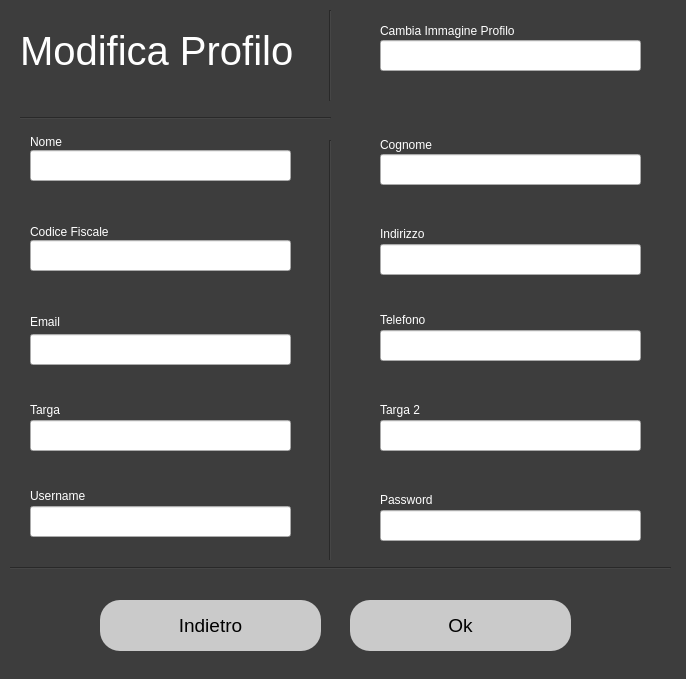
First picture: the form in Utente/Profilo/ModificaProfilo/ModificaProfilo2.ui, repository riccardomalpiedi/parcheggio, before the edit.
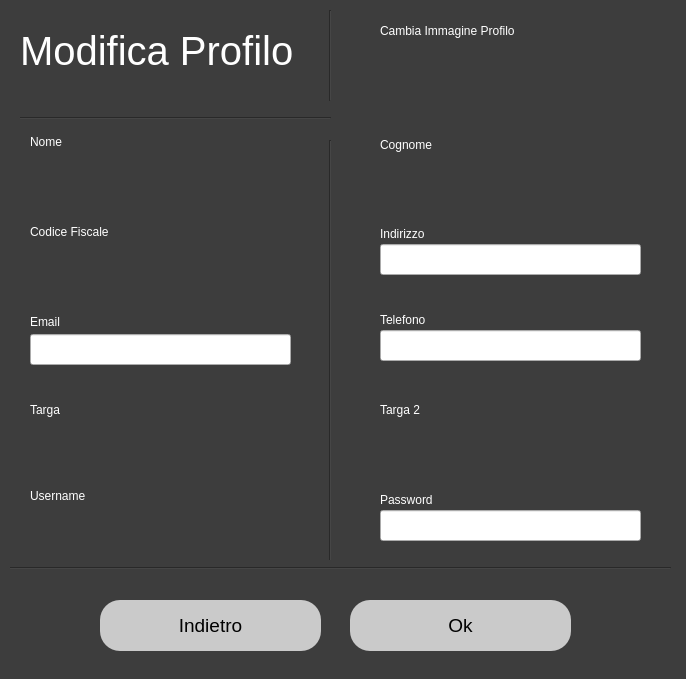
Second picture: the form after the edit.

Commit message: Rifinitura della classe modifica profilo e correzione di piccoli errori

What changed in the file:
```diff
--- a/Utente/Profilo/ModificaProfilo/ModificaProfilo2.ui
+++ b/Utente/Profilo/ModificaProfilo/ModificaProfilo2.ui
@@ -368,57 +368,6 @@
     <string>Targa 2</string>
    </property>
   </widget>
-  <widget class="QLineEdit" name="veicolo_field">
-   <property name="geometry">
-    <rect>
-     <x>30</x>
-     <y>420</y>
-     <width>261</width>
-     <height>31</height>
-    </rect>
-   </property>
-   <property name="styleSheet">
-    <string notr="true">color: rgb(0, 0, 0);
-font: 11pt &quot;MS Shell Dlg 2&quot;;</string>
-   </property>
-   <property name="readOnly">
-    <bool>true</bool>
-   </property>
-  </widget>
-  <widget class="QLineEdit" name="veicolo2_field">
-   <property name="geometry">
-    <rect>
-     <x>380</x>
-     <y>420</y>
-     <width>261</width>
-     <height>31</height>
-    </rect>
-   </property>
-   <property name="styleSheet">
-    <string notr="true">color: rgb(0, 0, 0);
-font: 11pt &quot;MS Shell Dlg 2&quot;;</string>
-   </property>
-   <property name="readOnly">
-    <bool>true</bool>
-   </property>
-  </widget>
-  <widget class="QLineEdit" name="username_field">
-   <property name="geometry">
-    <rect>
-     <x>30</x>
-     <y>506</y>
-     <width>261</width>
-     <height>31</height>
-    </rect>
-   </property>
-   <property name="styleSheet">
-    <string notr="true">color: rgb(0, 0, 0);
-font: 11pt &quot;MS Shell Dlg 2&quot;;</string>
-   </property>
-   <property name="readOnly">
-    <bool>true</bool>
-   </property>
-  </widget>
   <widget class="QLineEdit" name="password_field">
    <property name="geometry">
     <rect>
@@ -433,41 +382,7 @@
 font: 11pt &quot;MS Shell Dlg 2&quot;;</string>
    </property>
   </widget>
-  <widget class="QLineEdit" name="cf_field">
-   <property name="geometry">
-    <rect>
-     <x>30</x>
-     <y>240</y>
-     <width>261</width>
-     <height>31</height>
-    </rect>
-   </property>
-   <property name="styleSheet">
-    <string notr="true">color: rgb(0, 0, 0);
-font: 11pt &quot;MS Shell Dlg 2&quot;;</string>
-   </property>
-   <property name="readOnly">
-    <bool>true</bool>
-   </property>
-  </widget>
-  <widget class="QLineEdit" name="cognome_field">
-   <property name="geometry">
-    <rect>
-     <x>380</x>
-     <y>154</y>
-     <width>261</width>
-     <height>31</height>
-    </rect>
-   </property>
-   <property name="styleSheet">
-    <string notr="true">color: rgb(0, 0, 0);
-font: 11pt &quot;MS Shell Dlg 2&quot;;</string>
-   </property>
-   <property name="readOnly">
-    <bool>true</bool>
-   </property>
-  </widget>
-  <widget class="QLineEdit" name="nome_field">
+  <widget class="QLabel" name="nome_label">
    <property name="geometry">
     <rect>
      <x>30</x>
@@ -477,14 +392,99 @@
     </rect>
    </property>
    <property name="styleSheet">
-    <string notr="true">color: rgb(0, 0, 0);
-font: 11pt &quot;MS Shell Dlg 2&quot;;</string>
+    <string notr="true">font: 11pt &quot;MS Shell Dlg 2&quot;;
+color: rgb(255, 255, 255);</string>
    </property>
-   <property name="readOnly">
-    <bool>true</bool>
+   <property name="text">
+    <string/>
    </property>
   </widget>
-  <widget class="QLineEdit" name="image_field">
+  <widget class="QLabel" name="cognome_label">
+   <property name="geometry">
+    <rect>
+     <x>380</x>
+     <y>154</y>
+     <width>261</width>
+     <height>31</height>
+    </rect>
+   </property>
+   <property name="styleSheet">
+    <string notr="true">font: 11pt &quot;MS Shell Dlg 2&quot;;
+color: rgb(255, 255, 255);</string>
+   </property>
+   <property name="text">
+    <string/>
+   </property>
+  </widget>
+  <widget class="QLabel" name="cf_label">
+   <property name="geometry">
+    <rect>
+     <x>30</x>
+     <y>240</y>
+     <width>261</width>
+     <height>31</height>
+    </rect>
+   </property>
+   <property name="styleSheet">
+    <string notr="true">font: 11pt &quot;MS Shell Dlg 2&quot;;
+color: rgb(255, 255, 255);</string>
+   </property>
+   <property name="text">
+    <string/>
+   </property>
+  </widget>
+  <widget class="QLabel" name="veicolo_label">
+   <property name="geometry">
+    <rect>
+     <x>30</x>
+     <y>420</y>
+     <width>261</width>
+     <height>31</height>
+    </rect>
+   </property>
+   <property name="styleSheet">
+    <string notr="true">font: 11pt &quot;MS Shell Dlg 2&quot;;
+color: rgb(255, 255, 255);</string>
+   </property>
+   <property name="text">
+    <string/>
+   </property>
+  </widget>
+  <widget class="QLabel" name="veicolo2_label">
+   <property name="geometry">
+    <rect>
+     <x>380</x>
+     <y>420</y>
+     <width>261</width>
+     <height>31</height>
+    </rect>
+   </property>
+   <property name="styleSheet">
+    <string notr="true">font: 11pt &quot;MS Shell Dlg 2&quot;;
+color: rgb(255, 255, 255);</string>
+   </property>
+   <property name="text">
+    <string/>
+   </property>
+  </widget>
+  <widget class="QLabel" name="username_label">
+   <property name="geometry">
+    <rect>
+     <x>30</x>
+     <y>506</y>
+     <width>261</width>
+     <height>31</height>
+    </rect>
+   </property>
+   <property name="styleSheet">
+    <string notr="true">font: 11pt &quot;MS Shell Dlg 2&quot;;
+color: rgb(255, 255, 255);</string>
+   </property>
+   <property name="text">
+    <string/>
+   </property>
+  </widget>
+  <widget class="QLabel" name="image_label">
    <property name="geometry">
     <rect>
      <x>380</x>
@@ -494,12 +494,11 @@
     </rect>
    </property>
    <property name="styleSheet">
-    <string notr="true">color: rgb(0, 0, 0);
-font: 11pt &quot;MS Shell Dlg 2&quot;;
-</string>
+    <string notr="true">font: 11pt &quot;MS Shell Dlg 2&quot;;
+color: rgb(255, 255, 255);</string>
    </property>
-   <property name="readOnly">
-    <bool>true</bool>
+   <property name="text">
+    <string/>
    </property>
   </widget>
  </widget>
```
The commit also changes 25 other files.
